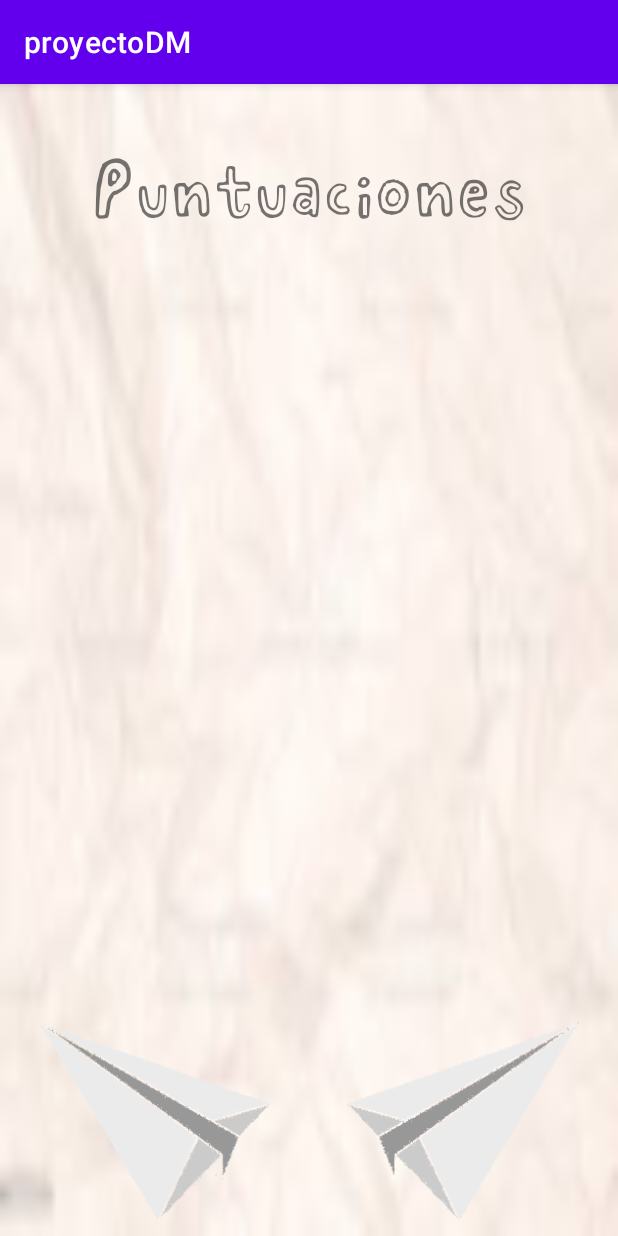
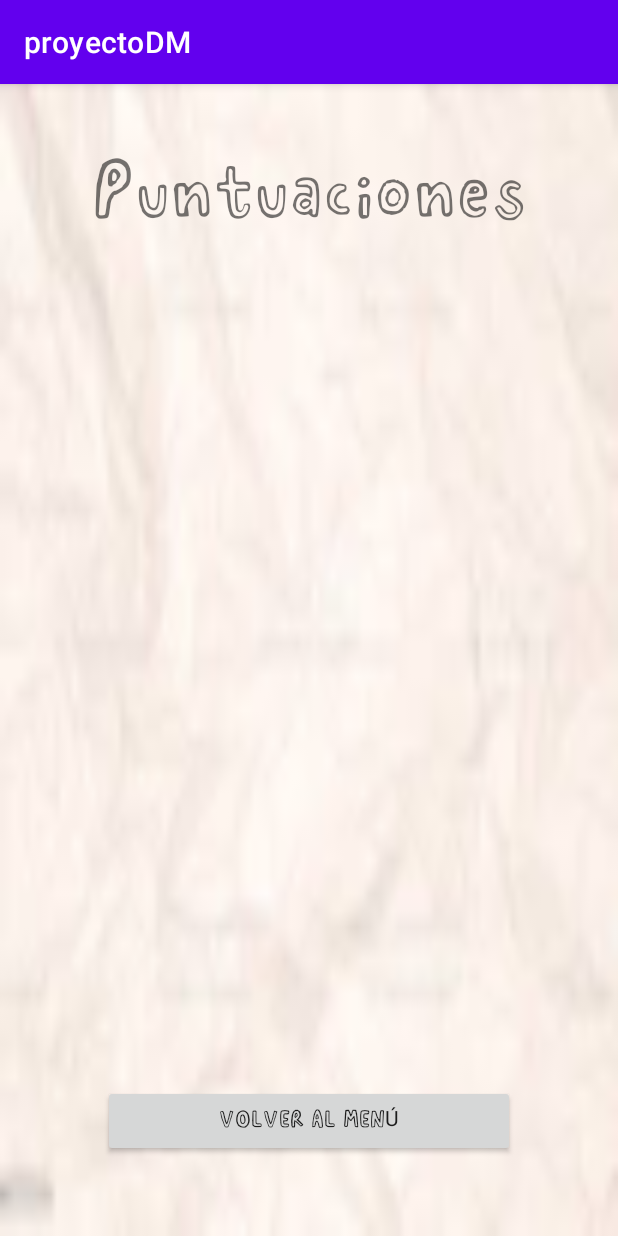
Before and after one commit to kirle/Papelitos-Android, an Android app: the MostrarPuntuaciones screen opened directly, with no data from a screen before it, on a phone screen of 412 x 824 dp. Run offline under Robolectric (Android 15) with nearby library versions, the phone set to English and light mode, and no system bars.

Commit message:
09/12 - almost working

```diff
--- a/app/src/main/java/com/example/proyectodm/iu/MostrarPuntuaciones.java
+++ b/app/src/main/java/com/example/proyectodm/iu/MostrarPuntuaciones.java
@@ -8,6 +8,7 @@ import android.view.LayoutInflater;
 import android.view.View;
 import android.view.ViewGroup;
 import android.widget.Adapter;
+import android.widget.Button;
 import android.widget.CursorAdapter;
 import android.widget.ImageButton;
 import android.widget.ImageView;
@@ -20,45 +21,42 @@ import androidx.appcompat.app.AppCompatActivity;
 import com.example.proyectodm.R;
 import com.example.proyectodm.core.DBManager;
 
+import org.w3c.dom.Text;
+
 import java.util.ArrayList;
 
 public class MostrarPuntuaciones extends AppCompatActivity {
     private DBManager gestorDB;
     private MyAdapter myAdapter;
+    public int pos;
+    private TextView lbl_posicion;
 
     @Override
     protected void onCreate(Bundle savedInstanceState) {
         super.onCreate(savedInstanceState);
+        setContentView(R.layout.activity_mostrar_puntuaciones);
 
-        setContentView(R.layout.activity_mostrar_puntuaciones);
+        pos = 0;
 
         this.gestorDB = DBManager.getInstance(this.getApplicationContext());
 
-        ImageButton btngo = (ImageButton) findViewById(R.id.btn_go);
-        ImageButton btnback = (ImageButton) findViewById(R.id.btn_back);
-
-        btngo.setOnClickListener(new View.OnClickListener() {
+        Button btn_mainmenu = (Button) findViewById(R.id.btn_backtomenu);
+        btn_mainmenu.setOnClickListener(new View.OnClickListener() {
             @Override
-            public void onClick(View v) {
-                Intent myIntent = new Intent(MostrarPuntuaciones.this, MainActivity.class);
-                myIntent.setFlags(Intent.FLAG_ACTIVITY_CLEAR_TOP);
-                MostrarPuntuaciones.this.startActivity(myIntent);
+            public void onClick (View v) {
+                Intent intent = new Intent(MostrarPuntuaciones.this, MainActivity.class);
+                startActivity(intent);
             }
         });
 
-        btnback.setOnClickListener(new View.OnClickListener() {
-            @Override
-            public void onClick(View v) {
-                Intent myIntent2 = new Intent(MostrarPuntuaciones.this, RoundTimer.class);
-                myIntent2.setFlags(Intent.FLAG_ACTIVITY_CLEAR_TOP);
-                MostrarPuntuaciones.this.startActivity(myIntent2);
-            }
-        });
 
         //List Adapter
-        String[] projections = {gestorDB.EQUIPO_id_fk3, gestorDB.puntuacion};
+
+
+        String[] projections = {gestorDB.EQUIPO_id_fk2, gestorDB.puntuacion};
+
         Cursor c = gestorDB.getWritableDatabase().query(gestorDB.tabla_puntuacion, projections, null,
-                null,null,null,null);
+                null,null,null,gestorDB.puntuacion + " DESC");
         ListView listView = (ListView) findViewById(R.id.pointsList);
         this.myAdapter = new MyAdapter(this,c);
 
@@ -78,14 +76,12 @@ public class MostrarPuntuaciones extends AppCompatActivity {
 
     class MyAdapter extends CursorAdapter{
         private LayoutInflater mLayoutInflater;
-
-        ArrayList<String> data;
         Context context;
 
         public MyAdapter(Context context, Cursor c){
             super(context, c);
             this.context = context;
-            this.data = new ArrayList<>();
+            mLayoutInflater = LayoutInflater.from(context);
         }
 
         @Override
@@ -95,7 +91,7 @@ public class MostrarPuntuaciones extends AppCompatActivity {
 
         @Override
         public void bindView(View v, Context context, Cursor cursor) {
-
+            pos +=1;
             //Index of player
             String index = cursor.getString(0);
 
@@ -107,6 +103,10 @@ public class MostrarPuntuaciones extends AppCompatActivity {
 
             txtView_puntuacion.setText(puntuacion);
 
+            String postxt = String.valueOf(pos);
+            lbl_posicion = (TextView) v.findViewById(R.id.lbl_posicion);
+            lbl_posicion.setText(postxt);
+
             TextView txtView_nombreEquipo = (TextView) v.findViewById(R.id.lbl_teamName);
             String nombre = gestorDB.getNombreEquipo(index);
             txtView_nombreEquipo.setText(nombre);
--- a/app/src/main/java/com/example/proyectodm/iu/VistaEquipo.java
+++ b/app/src/main/java/com/example/proyectodm/iu/VistaEquipo.java
@@ -95,7 +95,7 @@ public class VistaEquipo extends AppCompatActivity {
         }
 
         public void addTeam(String teamName){
-            if(gestorDB.insertarEquipo(teamName)){
+            if(gestorDB.insertarEquipo(teamName) && gestorDB.insertarPuntuacion(gestorDB.getIdFromTeamName(teamName))){
                 String equipo_id = gestorDB.getIdFromTeamName(teamName);
 
                 for (int i=0; i<ids_jugadores.size(); i++){
--- a/app/src/main/res/layout/activity_mostrar_puntuaciones.xml
+++ b/app/src/main/res/layout/activity_mostrar_puntuaciones.xml
@@ -60,29 +60,32 @@
             android:layout_height="match_parent"
             android:orientation="horizontal"
             android:layout_weight="0.4"
-            android:weightSum="1">
+            android:weightSum="3"
+           >
 
-            <ImageButton
-                android:id="@+id/btn_back"
-                android:layout_width="match_parent"
-                android:layout_height="match_parent"
-                android:layout_weight="0.5"
-                android:background="@mipmap/paperleft"
+            <View
+                android:id="@+id/view"
+                android:layout_width="0dp"
+                android:layout_height="wrap_content"
+                android:layout_weight="0.5" />
 
+            <androidx.appcompat.widget.AppCompatButton
+                android:id="@+id/btn_backtomenu"
+                android:layout_width="0dp"
+                android:layout_height="wrap_content"
+                android:text="VOLVER AL MENÚ"
+                android:fontFamily="@font/delvue"
+                android:gravity="center"
+                android:layout_weight="2"
+                android:layout_gravity="center"
 
                 />
 
-
-            <ImageButton
-                android:id="@+id/btn_go"
-                android:layout_width="match_parent"
-                android:layout_height="match_parent"
-                android:layout_weight="0.5"
-
-
-                android:background="@mipmap/paperright"
-                />
-
+            <View
+                android:id="@+id/view2"
+                android:layout_width="0dp"
+                android:layout_height="wrap_content"
+                android:layout_weight="0.5" />
         </LinearLayout>
     </LinearLayout>
 
```
Also changed, not shown: app/src/main/java/com/example/proyectodm/core/DBManager.java (+44 -10 lines), app/src/main/java/com/example/proyectodm/iu/RegistrarEquipos.java (+10 -4 lines), app/src/main/java/com/example/proyectodm/iu/RegistrarJugadores.java (+15 -4 lines), app/src/main/java/com/example/proyectodm/iu/RoundTimer.java (+27 -25 lines), app/src/main/res/layout/points_row.xml (+7 -3 lines).
